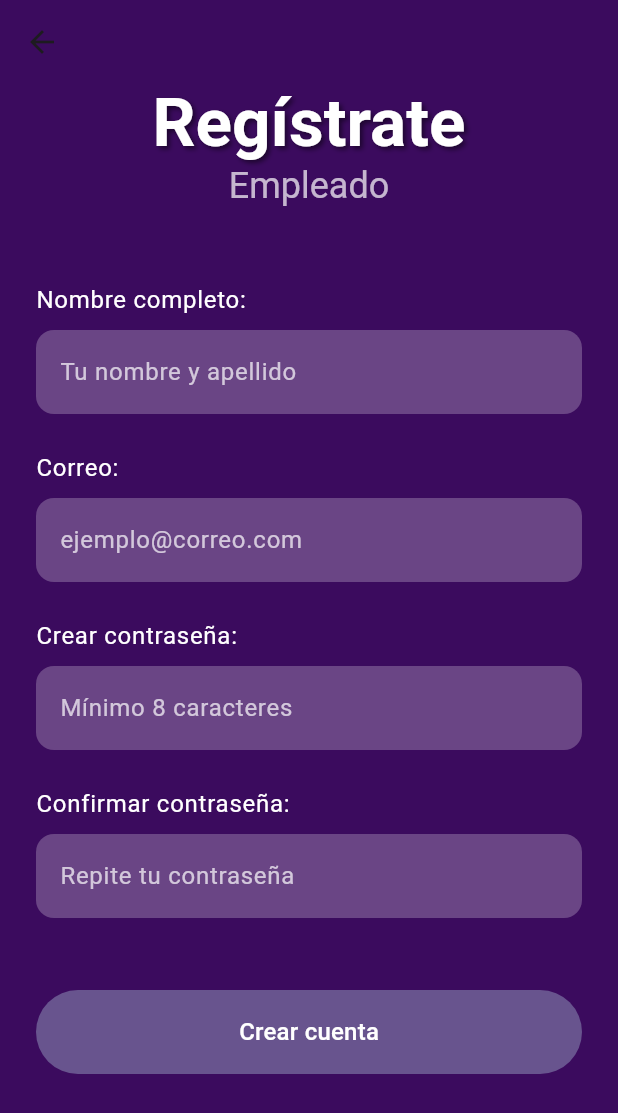
After one commit to fbrzz004/Turneo, a Flutter app: the RegistroEmpleadoScreen screen opened directly, on a phone screen of 412 x 824 dp. The commit adds this screen. Shown: the top 1113 px of the screen. Run offline on Flutter 3.47's test engine with Material 3 defaults, Android fonts, the phone set to English and light mode, and no system bars.

Commit message:
ultimas pantallas de empleado

```diff
--- /dev/null
+++ b/frontend/lib/registro_empleado_screen.dart
@@ -0,0 +1,175 @@
+import 'package:flutter/material.dart';
+import 'turnos_screen.dart';
+
+class RegistroEmpleadoScreen extends StatelessWidget {
+  const RegistroEmpleadoScreen({super.key});
+
+  @override
+  Widget build(BuildContext context) {
+    // Obtenemos fácil acceso al tema de texto y colores de M3
+    final textTheme = Theme.of(context).textTheme;
+    final colorScheme = Theme.of(context).colorScheme;
+
+    return Scaffold(
+      // 1. AppBar transparente para el botón de "atrás"
+      appBar: AppBar(
+        backgroundColor: Colors.transparent,
+        elevation: 0,
+      ),
+      extendBodyBehindAppBar: true,
+
+      // 2. Mismo fondo que las pantallas de login
+      backgroundColor: const Color(0xFF3B0B5E),
+
+      // 3. Usamos SingleChildScrollView para evitar que el teclado
+      // cause un "overflow".
+      body: SingleChildScrollView(
+        child: SafeArea(
+          child: Padding(
+            padding: const EdgeInsets.symmetric(horizontal: 24.0),
+            child: Column(
+              crossAxisAlignment: CrossAxisAlignment.stretch,
+              children: [
+                // 4. Título "Regístrate"
+                Text(
+                  'Regístrate',
+                  textAlign: TextAlign.center,
+                  style: textTheme.displayMedium?.copyWith(
+                    color: Colors.white,
+                    fontWeight: FontWeight.bold,
+                    shadows: [
+                      Shadow(
+                        offset: const Offset(2.0, 2.0),
+                        blurRadius: 4.0,
+                        color: Colors.black.withOpacity(0.5),
+                      ),
+                    ],
+                  ),
+                ),
+
+                // 5. Subtítulo "Empleado"
+                Text(
+                  'Empleado',
+                  textAlign: TextAlign.center,
+                  style: textTheme.headlineSmall?.copyWith(
+                    color: Colors.white70, // Menos énfasis
+                  ),
+                ),
+                const SizedBox(height: 48.0),
+
+                // 6. Formulario (idéntico al de registro de gerente)
+
+                // --- Nombre Completo ---
+                Text(
+                  'Nombre completo:',
+                  style: textTheme.bodyLarge?.copyWith(color: Colors.white),
+                ),
+                const SizedBox(height: 8.0),
+                TextFormField(
+                  keyboardType: TextInputType.name,
+                  textCapitalization: TextCapitalization.words,
+                  style: const TextStyle(color: Colors.white),
+                  decoration: InputDecoration(
+                    filled: true,
+                    fillColor: Colors.white24,
+                    hintText: 'Tu nombre y apellido',
+                    hintStyle: TextStyle(color: Colors.white.withOpacity(0.7)),
+                    border: OutlineInputBorder(
+                      borderRadius: BorderRadius.circular(12.0),
+                      borderSide: BorderSide.none,
+                    ),
+                  ),
+                ),
+                const SizedBox(height: 24.0),
+
+                // --- Correo ---
+                Text(
+                  'Correo:',
+                  style: textTheme.bodyLarge?.copyWith(color: Colors.white),
+                ),
+                const SizedBox(height: 8.0),
+                TextFormField(
+                  keyboardType: TextInputType.emailAddress,
+                  style: const TextStyle(color: Colors.white),
+                  decoration: InputDecoration(
+                    filled: true,
+                    fillColor: Colors.white24,
+                    hintText: 'ejemplo@correo.com',
+                    hintStyle: TextStyle(color: Colors.white.withOpacity(0.7)),
+                    border: OutlineInputBorder(
+                      borderRadius: BorderRadius.circular(12.0),
+                      borderSide: BorderSide.none,
+                    ),
+                  ),
+                ),
+                const SizedBox(height: 24.0),
+
+                // --- Crear Contraseña ---
+                Text(
+                  'Crear contraseña:',
+                  style: textTheme.bodyLarge?.copyWith(color: Colors.white),
+                ),
+                const SizedBox(height: 8.0),
+                TextFormField(
+                  obscureText: true,
+                  style: const TextStyle(color: Colors.white),
+                  decoration: InputDecoration(
+                    filled: true,
+                    fillColor: Colors.white24,
+                    hintText: 'Mínimo 8 caracteres',
+                    hintStyle: TextStyle(color: Colors.white.withOpacity(0.7)),
+                    border: OutlineInputBorder(
+                      borderRadius: BorderRadius.circular(12.0),
+                      borderSide: BorderSide.none,
+                    ),
+                  ),
+                ),
+                const SizedBox(height: 24.0),
+
+                // --- Confirmar Contraseña ---
+                Text(
+                  'Confirmar contraseña:',
+                  style: textTheme.bodyLarge?.copyWith(color: Colors.white),
+                ),
+                const SizedBox(height: 8.0),
+                TextFormField(
+                  obscureText: true,
+                  style: const TextStyle(color: Colors.white),
+                  decoration: InputDecoration(
+                    filled: true,
+                    fillColor: Colors.white24,
+                    hintText: 'Repite tu contraseña',
+                    hintStyle: TextStyle(color: Colors.white.withOpacity(0.7)),
+                    border: OutlineInputBorder(
+                      borderRadius: BorderRadius.circular(12.0),
+                      borderSide: BorderSide.none,
+                    ),
+                  ),
+                ),
+                const SizedBox(height: 48.0),
+
+                // 7. Botón de Crear Cuenta
+                FilledButton(
+                  onPressed: () {
+                    Navigator.push(
+                      context,
+                      MaterialPageRoute(builder: (context) => const TurnosScreen()),
+                      );
+                  },
+                  style: FilledButton.styleFrom(
+                    backgroundColor: colorScheme.primary,
+                    foregroundColor: colorScheme.onPrimary,
+                    padding: const EdgeInsets.symmetric(vertical: 16.0),
+                    textStyle: textTheme.titleMedium,
+                  ),
+                  child: const Text('Crear cuenta'),
+                ),
+
+              ],
+            ),
+          ),
+        ),
+      ),
+    );
+  }
+}
--- a/frontend/lib/turnos_screen.dart
+++ b/frontend/lib/turnos_screen.dart
@@ -14,7 +14,7 @@ class _TurnosScreenState extends State<TurnosScreen> {
 
   // 1. ¡NUEVA VARIABLE! Cámbiala a 'true' para ver la lista
   // y a 'false' para ver el estado vacío (tu nuevo mockup).
-  final bool _hayTurnosDisponibles = false;
+  final bool _hayTurnosDisponibles = true;
 
   // 2. Estado para la barra de navegación
   int _selectedIndex = 0; // "Turnos" es el índice 0
```
